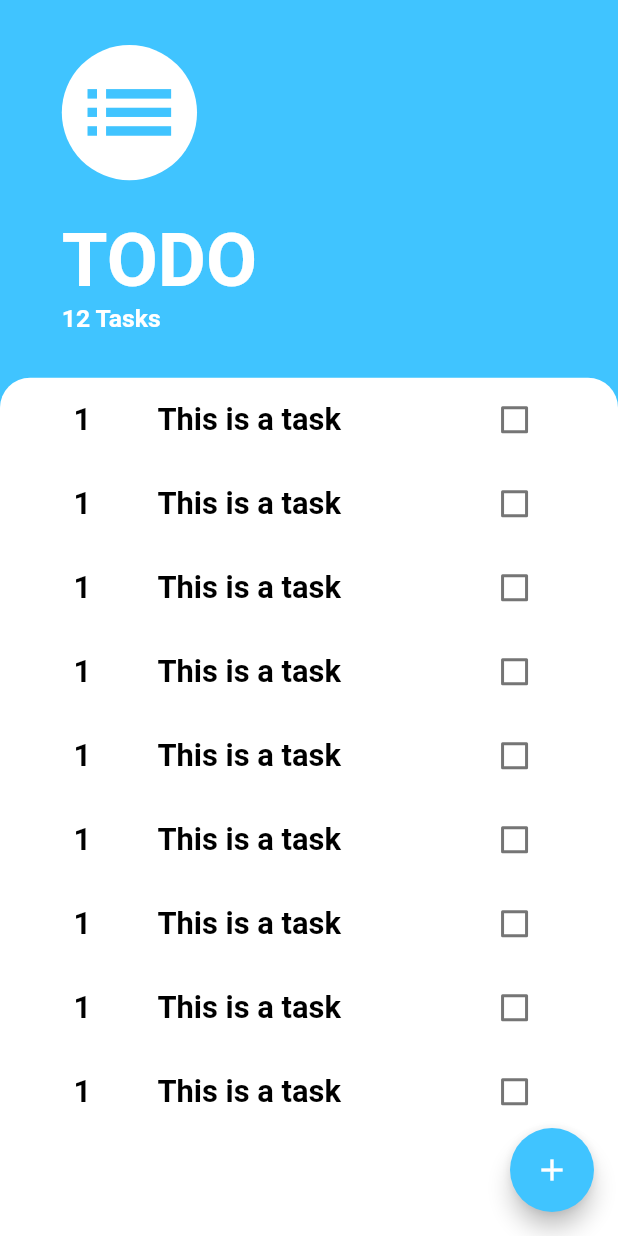
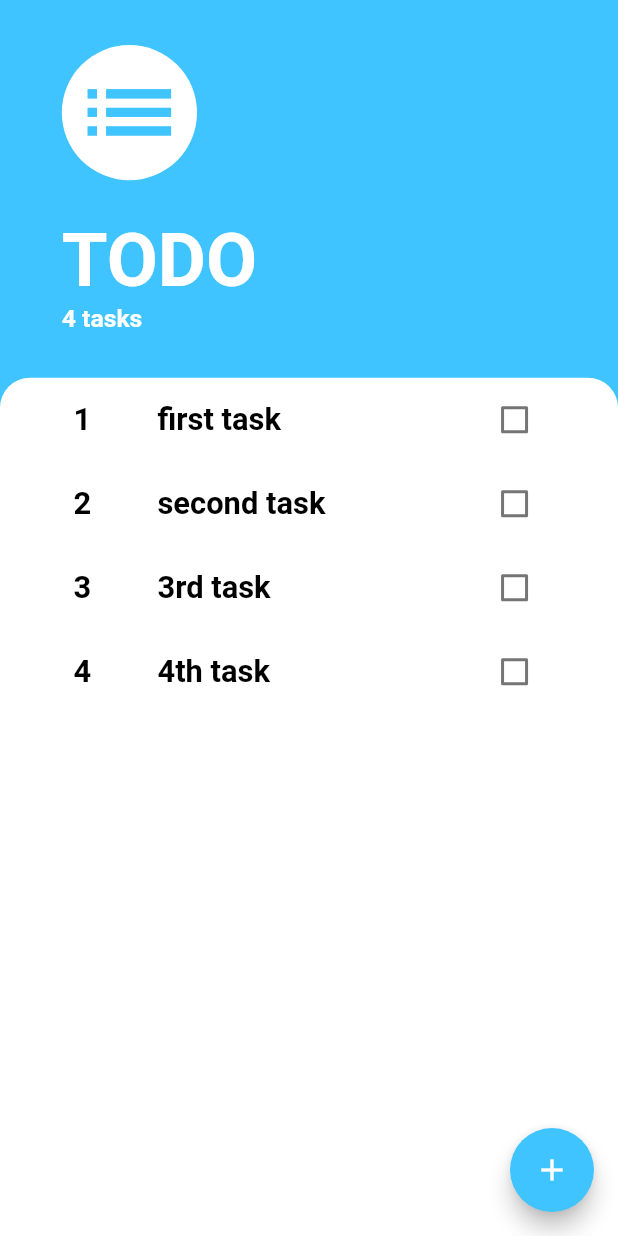
Before and after one commit to sarang-m/Todo_app, a Flutter app: the screen it shows after launch, on a phone screen of 412 x 824 dp. Run offline on Flutter 3.47's test engine with Material 2 defaults, Android fonts, the phone set to English and light mode, and no system bars.

Commit message:
screens completed

```diff
--- /dev/null
+++ b/lib/model/task.dart
@@ -0,0 +1,11 @@
+import 'package:flutter/cupertino.dart';
+
+class Task{
+  final taskName;
+  bool isDone;
+  Task({this.taskName,this.isDone = false});
+
+  void toggleDone(){
+    isDone = !isDone;
+  }
+}
--- a/lib/screens/add_task_screen.dart
+++ b/lib/screens/add_task_screen.dart
@@ -2,8 +2,14 @@ import 'package:flutter/material.dart';
 import 'package:todoapp/core/screen_size.dart';
 
 class AddTaskScreen extends StatelessWidget {
+
+  final Function addTaskCallback;
+
+  AddTaskScreen({this.addTaskCallback});
+
   @override
   Widget build(BuildContext context) {
+    String newTask;
     return Container(
       color: Color(0xFF757575),
       child: Container(
@@ -26,6 +32,9 @@ class AddTaskScreen extends StatelessWidget {
               ),
               TextField(
                 textAlign: TextAlign.center,
+                onChanged: (newValue){
+                  newTask = newValue;
+                },
                 autofocus: true,
                 decoration: InputDecoration(
                   enabledBorder: UnderlineInputBorder(borderSide: BorderSide(
@@ -40,7 +49,10 @@ class AddTaskScreen extends StatelessWidget {
                   child: FlatButton(
                     color: Colors.lightBlueAccent,
                     child: Text("Add",style: TextStyle(color: Colors.white),),
-                    onPressed: (){},
+                    onPressed: (){
+                      addTaskCallback(newTask);
+                      Navigator.pop(context);
+                    },
                   ),
                 ),
               ),
--- a/lib/screens/tasks_screen.dart
+++ b/lib/screens/tasks_screen.dart
@@ -1,6 +1,7 @@
 import 'package:flutter/material.dart';
 import 'package:todoapp/core/constants.dart';
 import 'package:todoapp/core/screen_size.dart';
+import 'package:todoapp/model/task.dart';
 import 'package:todoapp/screens/add_task_screen.dart';
 import 'package:todoapp/widgets/task_list.dart';
 
@@ -12,8 +13,18 @@ class TasksScreen extends StatefulWidget {
 class _TasksScreenState extends State<TasksScreen> {
 
 
+  List<Task> tasks = [
+    Task(taskName: "first task"),
+    Task(taskName: "second task"),
+    Task(taskName: "3rd task"),
+    Task(taskName: "4th task"),
+  ];
+
+
   @override
   Widget build(BuildContext context) {
+
+    int takNumber = tasks.length;
     SizeConfig().init(context);
     return SafeArea(
       child: Scaffold(
@@ -21,7 +32,13 @@ class _TasksScreenState extends State<TasksScreen> {
           backgroundColor: Colors.lightBlueAccent,
           child: Icon(Icons.add),
           onPressed: (){
-            showModalBottomSheet(context: context, builder: (context) => AddTaskScreen());
+            showModalBottomSheet(context: context,
+                builder: (context) => AddTaskScreen(
+                  addTaskCallback: (newTaskTitle){
+                    setState(() {
+                      tasks.add(Task(taskName: newTaskTitle));
+                    });
+                  },));
           },
         ),
         body: Column(
@@ -49,7 +66,7 @@ class _TasksScreenState extends State<TasksScreen> {
                     text: TextSpan(children: [
                       TextSpan(text: "TODO\n", style: KHeadingTextStyle),
                       TextSpan(
-                        text: "12 Tasks",
+                        text: "$takNumber tasks",
                         style: KHeadingTextStyle.copyWith(
                             fontSize: SizeConfig.safeBlockHorizontal * 4,
                             fontWeight: FontWeight.w600),
@@ -72,20 +89,7 @@ class _TasksScreenState extends State<TasksScreen> {
                   topRight: Radius.circular(20)),
                   color: Colors.white
                 ),
-                child: ListView(
-                  children: [
-
-                    TaskList(),
-                    TaskList(),
-                    TaskList(),
-                    TaskList(),
-                    TaskList(),
-                    TaskList(),
-                    TaskList(),
-                    TaskList(),
-                    TaskList()
-                  ],
-                ),
+                child: TaskListWidget(task: tasks,),
               ),
             )
           ],
--- /dev/null
+++ b/lib/widgets/task.dart
@@ -0,0 +1,26 @@
+import 'package:flutter/material.dart';
+import 'package:todoapp/core/constants.dart';
+
+class TaskWidget extends StatelessWidget {
+  final bool isChecked;
+  final String taskTitle;
+  final Function checkBoxCallback;
+  final int serialNo;
+
+  TaskWidget({this.taskTitle,this.isChecked,this.checkBoxCallback,this.serialNo});
+
+
+  @override
+  Widget build(BuildContext context) {
+    return CheckboxListTile(
+
+      title: Text("$taskTitle",
+          style: isChecked? KTaskTextStyle.copyWith(
+              decoration: TextDecoration.lineThrough):KTaskTextStyle),
+      activeColor: Colors.lightBlueAccent,
+      secondary: Text("$serialNo",style: KTaskTextStyle,),
+      value: isChecked,
+      onChanged: checkBoxCallback
+    );
+  }
+}
--- a/lib/widgets/task_list.dart
+++ b/lib/widgets/task_list.dart
@@ -1,28 +1,31 @@
 import 'package:flutter/material.dart';
-import 'package:todoapp/core/constants.dart';
-import 'package:todoapp/core/screen_size.dart';
+import 'package:todoapp/model/task.dart';
+import 'package:todoapp/widgets/task.dart';
 
-class TaskList extends StatefulWidget {
+class TaskListWidget extends StatefulWidget {
+
+  final List<Task> task;
+  TaskListWidget({this.task});
+
   @override
-  _TaskListState createState() => _TaskListState();
+  _TaskListWidgetState createState() => _TaskListWidgetState();
 }
 
-class _TaskListState extends State<TaskList> {
-  bool _isChecked = false;
+class _TaskListWidgetState extends State<TaskListWidget> {
+
 
   @override
   Widget build(BuildContext context) {
-    return CheckboxListTile(
-
-
-      title: Text("This is a task",style: KTaskTextStyle),
-      secondary: Text("1",style: KTaskTextStyle,),
-      value: _isChecked,
-      onChanged: (bool newValue){
-        setState(() {
-          _isChecked = newValue;
-        });
-      }
-    );
+    return ListView.builder(itemBuilder: (context, index){
+      return TaskWidget(
+        taskTitle: widget.task[index].taskName,
+        isChecked: widget.task[index].isDone,
+        serialNo: index+1,
+        checkBoxCallback:(bool checkBoxCondition){
+          setState(() {
+            widget.task[index].toggleDone();
+          });
+        });},
+    itemCount: widget.task.length,);
   }
 }
```
